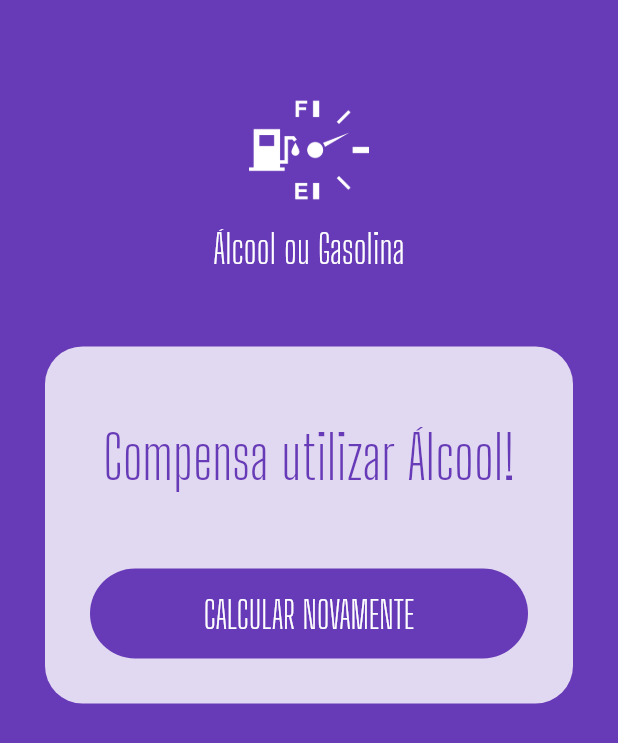
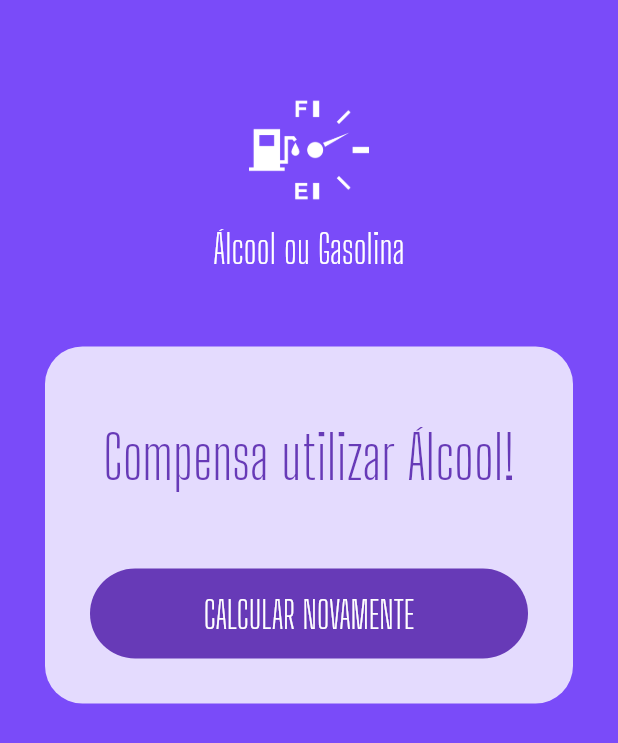
Before and after one commit to MateusHBR/AoG, a Flutter app: the screen it shows after launch, after a tap on "CALCULAR", on a phone screen of 412 x 824 dp. Shown: the top 743 px of the screen. Run offline on Flutter 3.47's test engine with Material 2 defaults, Android fonts, the phone set to English and light mode, and no system bars; our stand-ins replace flutter_masked_text.

Commit message:
Finalizando o projeto com animacoes de cores

```diff
--- a/lib/pages/home.page.dart
+++ b/lib/pages/home.page.dart
@@ -10,6 +10,7 @@ class HomePage extends StatefulWidget {
 }
 
 class _HomePageState extends State<HomePage> {
+  Color _color = Colors.deepPurple;
   var _gasCtrl = new MoneyMaskedTextController(
     decimalSeparator: ',',
     thousandSeparator: '.',
@@ -29,7 +30,10 @@ class _HomePageState extends State<HomePage> {
     return Scaffold(
       backgroundColor:
           Theme.of(context).primaryColor, // utilizar a cor primaria
-      body: new GestureDetector(
+      body: AnimatedContainer(
+        duration: Duration(milliseconds: 1200),
+        color: _color,
+        child: new GestureDetector(
           onTap: () {
             FocusScope.of(context).requestFocus(new FocusNode());
           },
@@ -50,6 +54,7 @@ class _HomePageState extends State<HomePage> {
             ],
           ),
         ),
+      ),
     );
   }
 
@@ -60,6 +65,7 @@ class _HomePageState extends State<HomePage> {
         double.parse(_gasCtrl.text.replaceAll(new RegExp(r'[,.]'), '')) / 100;
     double res = alc / gas;
     setState(() {
+      _color = Colors.deepPurpleAccent;
       _completed = false;
       _busy = true;
     });
@@ -91,6 +97,7 @@ class _HomePageState extends State<HomePage> {
       );
       _completed = false;
       _busy = false;
+      _color = Colors.deepPurple;
     });
   }
 }
```
Lines whose indentation alone changed are shown as unchanged.
